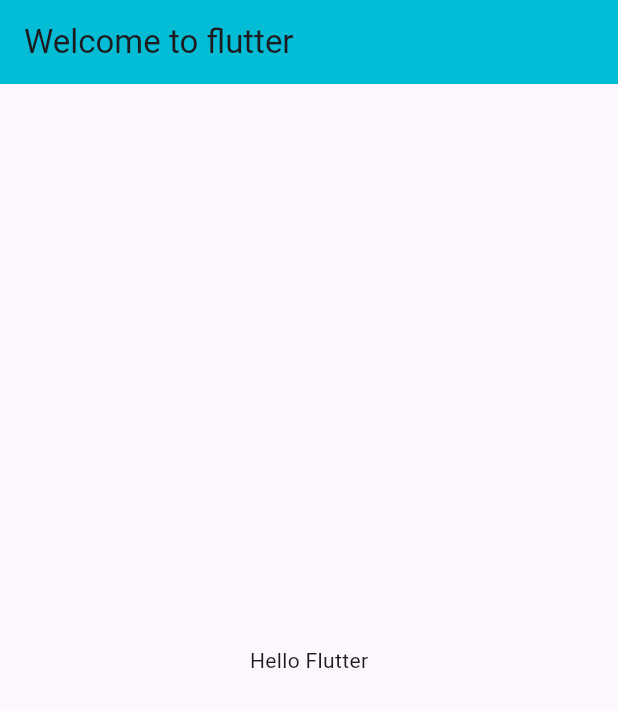
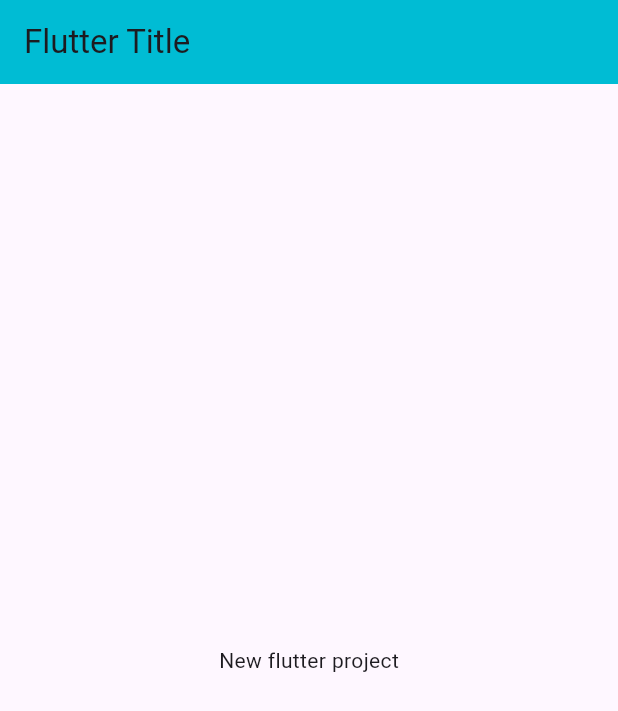
Before and after one commit to Kemical001/ticket-app, a Flutter app: the screen it shows after launch, on a phone screen of 412 x 824 dp. Shown: the top 711 px of the screen. Run offline on Flutter 3.47's test engine with Material 3 defaults, Android fonts, the phone set to English and light mode, and no system bars.

Commit message:
first commit

```diff
--- a/lib/main.dart
+++ b/lib/main.dart
@@ -16,9 +16,9 @@ class MyApp extends StatelessWidget {
         home: Scaffold(
           appBar: AppBar(
             backgroundColor: Colors.cyan,
-            title: const Text("Welcome to flutter"),
+            title: const Text("Flutter Title"),
           ),
-          body: const Center(child: Text("Hello Flutter")),
+          body: const Center(child: Text("New flutter project")),
         ));
   }
 }
```
